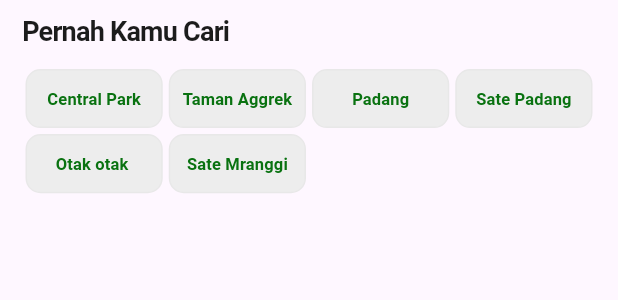
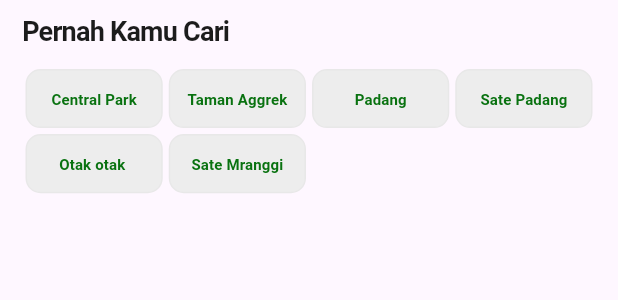
Before and after one commit to kahfizain/gojek, a Flutter app: the HistorySearch widget shown alone on an empty page, opened directly, on a phone screen of 412 x 824 dp. Shown: the top 300 px of the screen. Run offline on Flutter 3.47's test engine with Material 3 defaults, Android fonts, the phone set to English and light mode, and no system bars; our stand-ins replace flutter_svg; Roboto replaces fonts that are missing (SF-Pro-Display).

Commit message:
item history search

```diff
--- a/lib/datas/data_history.dart
+++ b/lib/datas/data_history.dart
@@ -1,11 +1,20 @@
 import 'package:gojek/model/history.dart';
 
 List<History> listHistory = [
-  History( historyValue : 'Central Park'),
-  History( historyValue : 'Taman Aggrek'),
-  History( historyValue : 'Padang'),
-  History( historyValue : 'Sate Padang'),
-  History( historyValue : 'Otak otak '),
-  History( historyValue : 'Sate Mranggi'),
+  History(icon: '', historyValue: 'Central Park',),
+  History(icon: '', historyValue: 'Taman Aggrek'),
+  History(icon: '', historyValue: 'Padang'),
+  History(icon: '', historyValue: 'Sate Padang'),
+  History(icon: '', historyValue: 'Otak otak '),
+  History(icon: '', historyValue : 'Sate Mranggi'),
+];
+
+List<History> listCategoryHistory = [
+  History(icon: 'ic_gofood', historyValue: 'Restoran',),
+  History(icon: 'ic_gomart', historyValue: 'Belanja'),
+  History(icon: 'ic_tagihan', historyValue: 'Tagihan'),
+  History(icon: 'ic_tujuan', historyValue: 'Tujuan'),
+  History(icon: 'ic_tujuan', historyValue: 'Layanan'),
+  History(icon: 'ic_tujuan',historyValue : 'Bantuan'),
 
 ];
--- a/lib/feature/search/components/history_search.dart
+++ b/lib/feature/search/components/history_search.dart
@@ -17,18 +17,15 @@ class HistorySearch extends StatelessWidget {
           height: 10,
         ),
         SizedBox(
-          height: 100,
+          height: 130,
           child:  GridView.count(
             crossAxisCount: 4,
             childAspectRatio: 2.2,
             children: [
               ...listHistory.map((item) => ItemHistorySearch(history: item))
             ],)
-          ,
+
         ),
-
-
-
       ],
 
     ),);
--- a/lib/feature/search/components/item/item_history_search.dart
+++ b/lib/feature/search/components/item/item_history_search.dart
@@ -12,7 +12,7 @@ class ItemHistorySearch extends StatelessWidget {
     return Padding(
         padding: const EdgeInsets.all(2),
         child: Container(
-          padding:const EdgeInsets.only(left: 2, right: 2),
+          padding:const EdgeInsets.only(left: 1, right: 1),
           decoration: BoxDecoration(
               color: dark4,
               borderRadius: BorderRadius.circular(10.0),
@@ -20,7 +20,7 @@ class ItemHistorySearch extends StatelessWidget {
           child: Center(
             child: Text(
               history.historyValue,
-              style: bold16.copyWith(color: green1, fontSize: 11),
+              style: bold16.copyWith(color: green1, fontSize: 10),
             ),
           ),
         ));
--- a/lib/feature/search/search.dart
+++ b/lib/feature/search/search.dart
@@ -1,5 +1,6 @@
 import 'package:flutter/material.dart';
 import 'package:gojek/components/search_components.dart';
+import 'package:gojek/feature/search/components/history_category.dart';
 import 'package:gojek/feature/search/components/history_search.dart';
 import 'package:gojek/thema.dart';
 
@@ -26,6 +27,7 @@ class Search extends StatelessWidget {
                crossAxisAlignment: CrossAxisAlignment.end,
                 children: [
                   HistorySearch(),
+                  HistoryCategory(),
                 ],
              ),
            )
--- a/lib/model/history.dart
+++ b/lib/model/history.dart
@@ -1,5 +1,6 @@
 class History{
+  final String icon;
   final String historyValue;
 
-  History({required this.historyValue});
+  History({required this.icon,required this.historyValue});
 }
```
Also changed, not shown: lib/feature/search/components/history_category.dart (+38 -0 lines), lib/feature/search/components/item/item_history_category.dart (added, +37 -0 lines).
